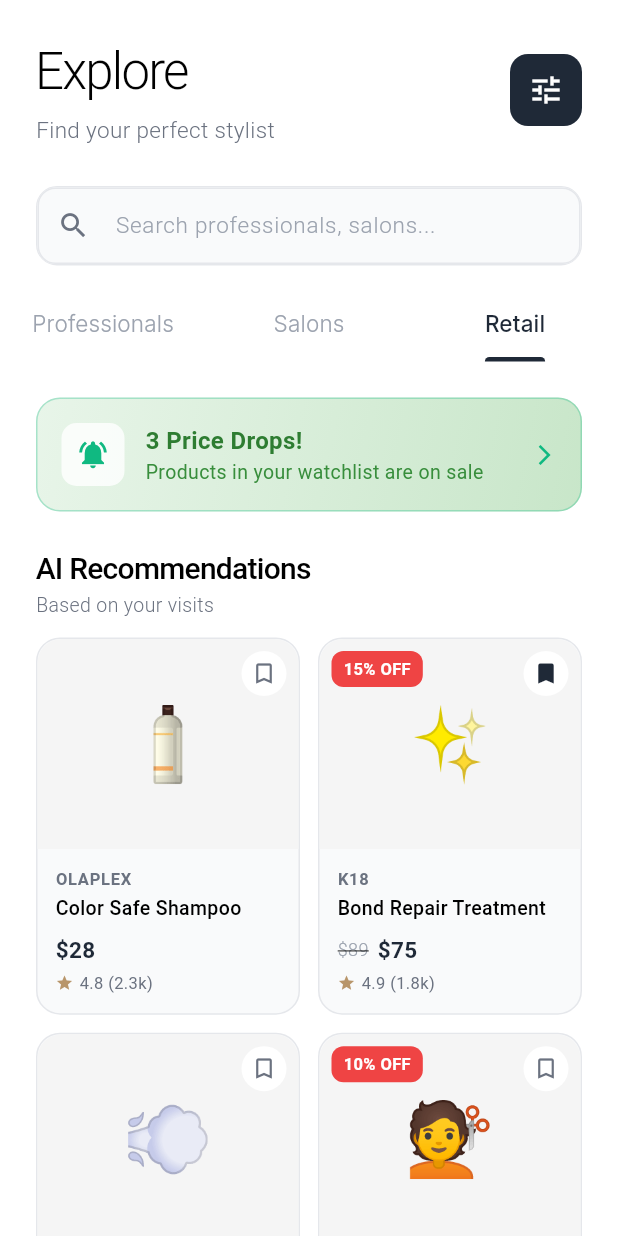
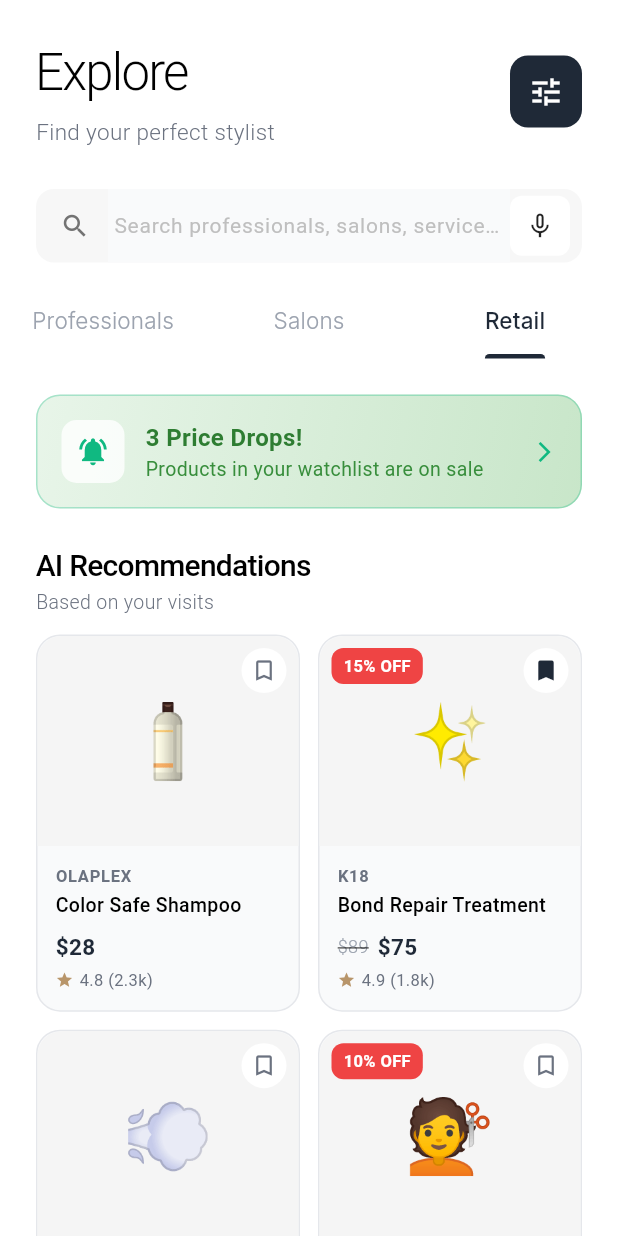
Before and after one commit to qunexadmin/Zelus, a Flutter app: the ExploreScreen screen opened by its route, tab 3 chosen, on a phone screen of 412 x 824 dp. Run offline on Flutter 3.47's test engine with Material 3 defaults, Android fonts, the light colour scheme and no system bars; our stand-ins replace cached_network_image, dio, flutter_riverpod, flutter_svg, freezed_annotation, go_router and 5 more; accounts and stored records are empty; generated files the repository leaves out were written again; network calls fail.

Commit message:
Refine Explore Screen UI and search functionality
- Increased toolbar height for better layout consistency.
- Redesigned search box with updated styling and improved user interaction.
- Enhanced search functionality with a voice search prompt and clear button for user convenience.
- Updated comments for clarity and maintainability in the codebase.

```diff
--- a/mobile/lib/features/screens/explore_screen.dart
+++ b/mobile/lib/features/screens/explore_screen.dart
@@ -97,7 +97,7 @@
               pinned: true,
               floating: false,
               expandedHeight: 0,
-              toolbarHeight: 116,
+              toolbarHeight: 118,
               shadowColor: Colors.transparent,
               surfaceTintColor: Colors.transparent,
               flexibleSpace: Padding(
@@ -155,63 +155,86 @@
               child: Column(
                 crossAxisAlignment: CrossAxisAlignment.start,
                 children: [
-                  // AI-Powered Search
+                  // Search Box (Same as Home)
                   Padding(
                     padding: const EdgeInsets.fromLTRB(24, 8, 24, 0),
                     child: Container(
                       decoration: BoxDecoration(
-                        color: AppTheme.surfaceColor,
-                        borderRadius: BorderRadius.circular(14),
-                        border: Border.all(color: AppTheme.borderLight),
-                      ),
-                      child: TextField(
-                        controller: _searchController,
-                        onSubmitted: _handleSearch,
-                        style: const TextStyle(
-                          fontSize: 15,
-                          fontWeight: FontWeight.w300,
-                        ),
-                        decoration: InputDecoration(
-                          hintText: 'Search professionals, salons...',
-                          hintStyle: const TextStyle(
-                            color: AppTheme.textTertiary,
-                            fontSize: 15,
-                            fontWeight: FontWeight.w300,
-                          ),
-                          prefixIcon: _isSearching
-                              ? const Padding(
-                                  padding: EdgeInsets.all(12),
-                                  child: SizedBox(
+                        color: const Color(0xFFF7F7F7),
+                        borderRadius: BorderRadius.circular(12),
+                      ),
+                      child: Row(
+                        children: [
+                          Padding(
+                            padding: const EdgeInsets.only(left: 16, right: 12),
+                            child: _isSearching
+                                ? const SizedBox(
                                     width: 20,
                                     height: 20,
                                     child: CircularProgressIndicator(
                                       strokeWidth: 2,
                                       color: AppTheme.accentColor,
                                     ),
-                                  ),
-                                )
-                              : const Icon(
-                                  Icons.search,
-                                  color: AppTheme.textSecondary,
-                                  size: 22,
+                                  )
+                                : const Icon(Icons.search, color: Color(0xFF737373), size: 20),
+                          ),
+                          Expanded(
+                            child: TextField(
+                              controller: _searchController,
+                              onSubmitted: _handleSearch,
+                              decoration: const InputDecoration(
+                                hintText: 'Search professionals, salons, services...',
+                                hintStyle: TextStyle(
+                                  fontSize: 14,
+                                  color: Color(0xFFBFBFBF),
+                                  fontWeight: FontWeight.w400,
                                 ),
-                          suffixIcon: _searchController.text.isNotEmpty
-                              ? IconButton(
-                                  icon: const Icon(Icons.clear, size: 20),
-                                  color: AppTheme.textSecondary,
-                                  onPressed: () {
-                                    _searchController.clear();
-                                    setState(() {});
-                                  },
-                                )
-                              : null,
-                          border: InputBorder.none,
-                          contentPadding: const EdgeInsets.symmetric(
-                            horizontal: 20,
-                            vertical: 14,
+                                border: InputBorder.none,
+                                enabledBorder: InputBorder.none,
+                                focusedBorder: InputBorder.none,
+                                contentPadding: EdgeInsets.symmetric(vertical: 14),
+                              ),
+                              style: const TextStyle(
+                                fontSize: 14,
+                                color: Colors.black87,
+                              ),
+                              onChanged: (value) => setState(() {}),
+                            ),
                           ),
-                        ),
-                        onChanged: (value) => setState(() {}),
+                          if (_searchController.text.isNotEmpty)
+                            InkWell(
+                              onTap: () {
+                                HapticFeedback.lightImpact();
+                                _searchController.clear();
+                                setState(() {});
+                              },
+                              borderRadius: BorderRadius.circular(8),
+                              child: Container(
+                                margin: const EdgeInsets.only(right: 8),
+                                padding: const EdgeInsets.all(10),
+                                child: const Icon(Icons.clear, color: Colors.black87, size: 18),
+                              ),
+                            )
+                          else
+                            InkWell(
+                              onTap: () {
+                                HapticFeedback.lightImpact();
+                                ScaffoldMessenger.of(context).showSnackBar(
+                                  const SnackBar(content: Text('Voice search coming soon!')),
+                                );
+                              },
+                              borderRadius: BorderRadius.circular(8),
+                              child: Container(
+                                margin: const EdgeInsets.only(right: 8),
+                                padding: const EdgeInsets.all(10),
+                                decoration: BoxDecoration(
+                                  color: Colors.white,
+                                  borderRadius: BorderRadius.circular(8),
+                                ),
+                                child: const Icon(Icons.mic_none, color: Colors.black87, size: 20),
+                              ),
+                            ),
+                        ],
                       ),
                     ),
                   ),
```
Also changed, not shown: 1 other file.
